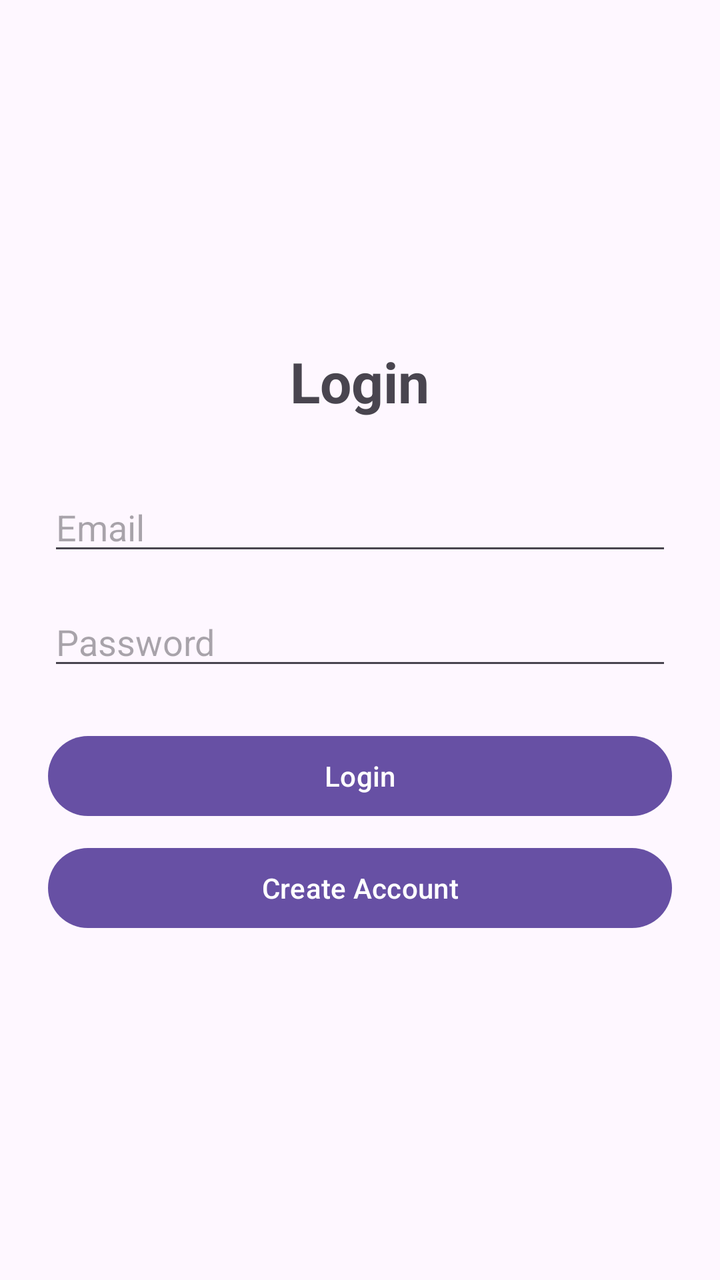
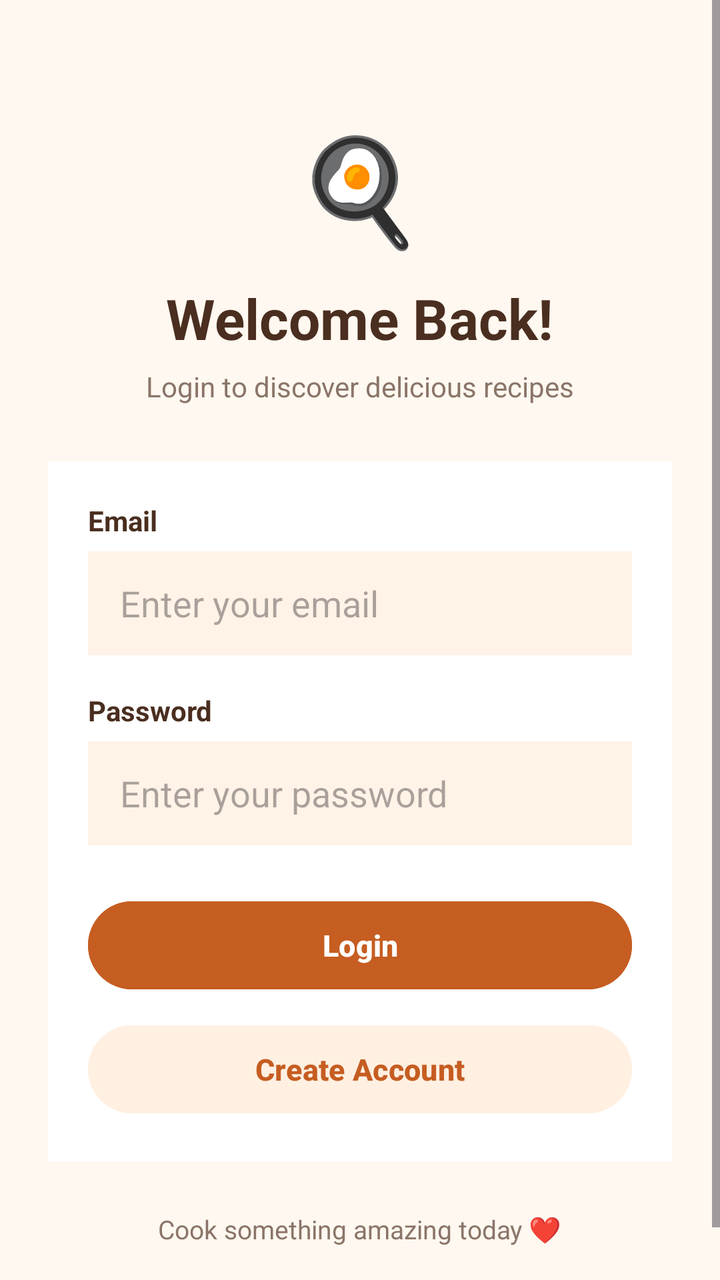

Two renders of the same Android screen: before a commit and after it. Below are the layout's source before the change and the commit's diff.
<!-- AndroidManifest.xml: application theme Theme.FinalProject -->
<!-- res/layout/fragment_login.xml -->
<?xml version="1.0" encoding="utf-8"?>
<LinearLayout
    xmlns:android="http://schemas.android.com/apk/res/android"
    android:layout_width="match_parent"
    android:layout_height="match_parent"
    android:orientation="vertical"
    android:padding="24dp"
    android:gravity="center">

    
    <TextView
        android:layout_width="wrap_content"
        android:layout_height="wrap_content"
        android:text="Login"
        android:textSize="28sp"
        android:textStyle="bold"
        android:layout_marginBottom="32dp"/>

    
    <EditText
        android:id="@+id/emailEditText"
        android:layout_width="match_parent"
        android:layout_height="wrap_content"
        android:hint="Email"
        android:inputType="textEmailAddress"/>

    
    <EditText
        android:id="@+id/passwordEditText"
        android:layout_width="match_parent"
        android:layout_height="wrap_content"
        android:hint="Password"
        android:inputType="textPassword"
        android:layout_marginTop="16dp"/>

    
    <Button
        android:id="@+id/loginButton"
        android:layout_width="match_parent"
        android:layout_height="wrap_content"
        android:text="Login"
        android:layout_marginTop="24dp"/>

    
    <Button
        android:id="@+id/registerButton"
        android:layout_width="match_parent"
        android:layout_height="wrap_content"
        android:text="Create Account"
        android:layout_marginTop="8dp"/>

</LinearLayout>
<!-- resources referenced by this layout -->
<resources>
  <style name="Theme.FinalProject" parent="Base.Theme.FinalProject" />
  <style name="Base.Theme.FinalProject" parent="Theme.Material3.DayNight.NoActionBar">
          
          
      </style>
</resources>

<!-- the commit's change to res/layout/fragment_login.xml (unified diff, before → after) -->
@@ -1,52 +1,135 @@
 <?xml version="1.0" encoding="utf-8"?>
-<LinearLayout
+<ScrollView
     xmlns:android="http://schemas.android.com/apk/res/android"
     android:layout_width="match_parent"
     android:layout_height="match_parent"
-    android:orientation="vertical"
-    android:padding="24dp"
-    android:gravity="center">
+    android:background="#FFF8F0"
+    android:fillViewport="true">
 
-    
-    <TextView
-        android:layout_width="wrap_content"
-        android:layout_height="wrap_content"
-        android:text="Login"
-        android:textSize="28sp"
-        android:textStyle="bold"
-        android:layout_marginBottom="32dp"/>
-
-    
-    <EditText
-        android:id="@+id/emailEditText"
+    <LinearLayout
         android:layout_width="match_parent"
         android:layout_height="wrap_content"
-        android:hint="Email"
-        android:inputType="textEmailAddress"/>
+        android:orientation="vertical"
+        android:gravity="center_horizontal"
+        android:padding="24dp">
 
-    
-    <EditText
-        android:id="@+id/passwordEditText"
-        android:layout_width="match_parent"
-        android:layout_height="wrap_content"
-        android:hint="Password"
-        android:inputType="textPassword"
-        android:layout_marginTop="16dp"/>
+        
+        <TextView
+            android:layout_width="wrap_content"
+            android:layout_height="wrap_content"
+            android:text="🍳"
+            android:textSize="52sp"
+            android:layout_marginTop="35dp"/>
 
-    
-    <Button
-        android:id="@+id/loginButton"
-        android:layout_width="match_parent"
-        android:layout_height="wrap_content"
-        android:text="Login"
-        android:layout_marginTop="24dp"/>
+        
+        <TextView
+            android:layout_width="wrap_content"
+            android:layout_height="wrap_content"
+            android:text="Welcome Back!"
+            android:textColor="#4A2E1F"
+            android:textSize="28sp"
+            android:textStyle="bold"
+            android:layout_marginTop="12dp"/>
 
-    
-    <Button
-        android:id="@+id/registerButton"
-        android:layout_width="match_parent"
-        android:layout_height="wrap_content"
-        android:text="Create Account"
-        android:layout_marginTop="8dp"/>
+        <TextView
+            android:layout_width="wrap_content"
+            android:layout_height="wrap_content"
+            android:text="Login to discover delicious recipes"
+            android:textColor="#8A7568"
+            android:textSize="14sp"
+            android:layout_marginTop="6dp"
+            android:layout_marginBottom="28dp"/>
 
-</LinearLayout>
+
+        
+        <LinearLayout
+            android:layout_width="match_parent"
+            android:layout_height="wrap_content"
+            android:orientation="vertical"
+            android:padding="20dp"
+            android:background="#FFFFFF">
+
+            
+            <TextView
+                android:layout_width="wrap_content"
+                android:layout_height="wrap_content"
+                android:text="Email"
+                android:textColor="#4A2E1F"
+                android:textStyle="bold"
+                android:textSize="14sp"
+                android:layout_marginBottom="6dp"/>
+
+            <EditText
+                android:id="@+id/emailEditText"
+                android:layout_width="match_parent"
+                android:layout_height="52dp"
+                android:hint="Enter your email"
+                android:paddingStart="16dp"
+                android:paddingEnd="16dp"
+                android:background="#FFF3E7"
+                android:inputType="textEmailAddress"/>
+
+
+            
+            <TextView
+                android:layout_width="wrap_content"
+                android:layout_height="wrap_content"
+                android:text="Password"
+                android:textColor="#4A2E1F"
+                android:textStyle="bold"
+                android:textSize="14sp"
+                android:layout_marginTop="18dp"
+                android:layout_marginBottom="6dp"/>
+
+            <EditText
+                android:id="@+id/passwordEditText"
+                android:layout_width="match_parent"
+                android:layout_height="52dp"
+                android:hint="Enter your password"
+                android:paddingStart="16dp"
+                android:paddingEnd="16dp"
+                android:background="#FFF3E7"
+                android:inputType="textPassword"/>
+
+
+            
+            <Button
+                android:id="@+id/loginButton"
+                android:layout_width="match_parent"
+                android:layout_height="52dp"
+                android:text="Login"
+                android:textColor="#FFFFFF"
+                android:textStyle="bold"
+                android:textSize="15sp"
+                android:backgroundTint="#C65D21"
+                android:layout_marginTop="24dp"/>
+
+
+            
+            <Button
+                android:id="@+id/registerButton"
+                android:layout_width="match_parent"
+                android:layout_height="52dp"
+                android:text="Create Account"
+                android:textColor="#C65D21"
+                android:textStyle="bold"
+                android:textSize="15sp"
+                android:backgroundTint="#FFF0E2"
+                android:layout_marginTop="10dp"/>
+
+        </LinearLayout>
+
+
+        
+        <TextView
+            android:layout_width="wrap_content"
+            android:layout_height="wrap_content"
+            android:text="Cook something amazing today ❤️"
+            android:textColor="#8A7568"
+            android:textSize="13sp"
+            android:layout_marginTop="25dp"
+            android:layout_marginBottom="20dp"/>
+
+    </LinearLayout>
+
+</ScrollView>
